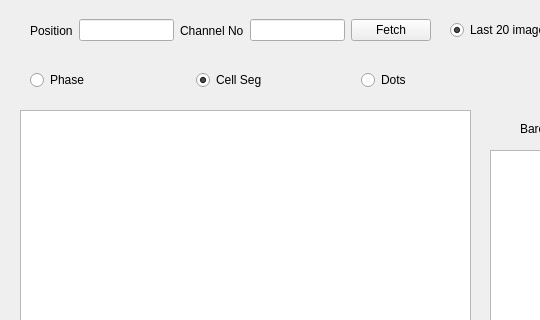
karempudi/rtclient, file rtclient/ui/qt_ui_files/tweezer.ui: the form before one commit; both pictures show x 0 to 540 and y 0 to 320 of the 1039 by 677 pixel window.
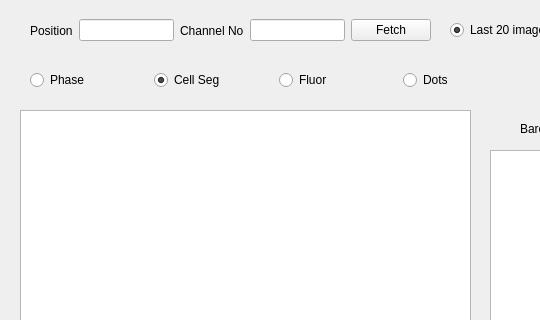
The form after the commit.

Patch:
```diff
--- a/rtclient/ui/qt_ui_files/tweezer.ui
+++ b/rtclient/ui/qt_ui_files/tweezer.ui
@@ -119,6 +119,13 @@
        </property>
       </widget>
      </item>
+     <item>
+      <widget class="QRadioButton" name="radioButton">
+       <property name="text">
+        <string>Fluor</string>
+       </property>
+      </widget>
+     </item>
      <item>
       <widget class="QRadioButton" name="cell_tracks_image">
        <property name="text">
```
